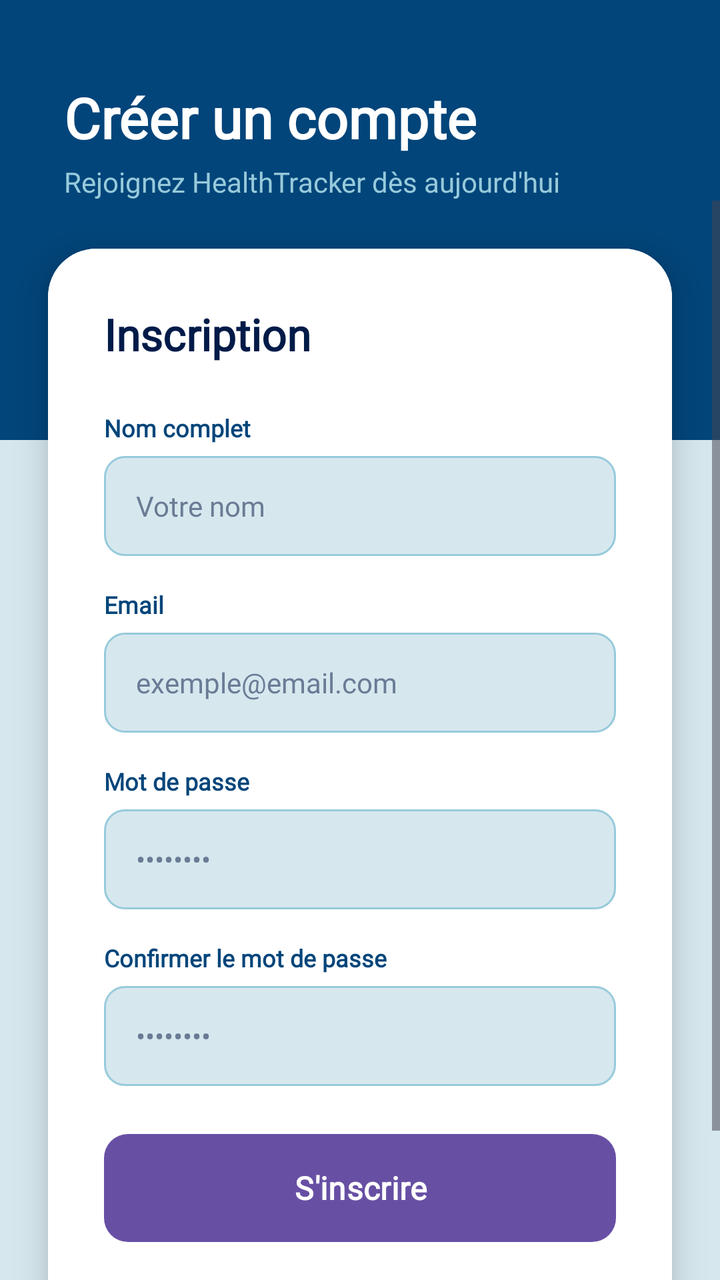
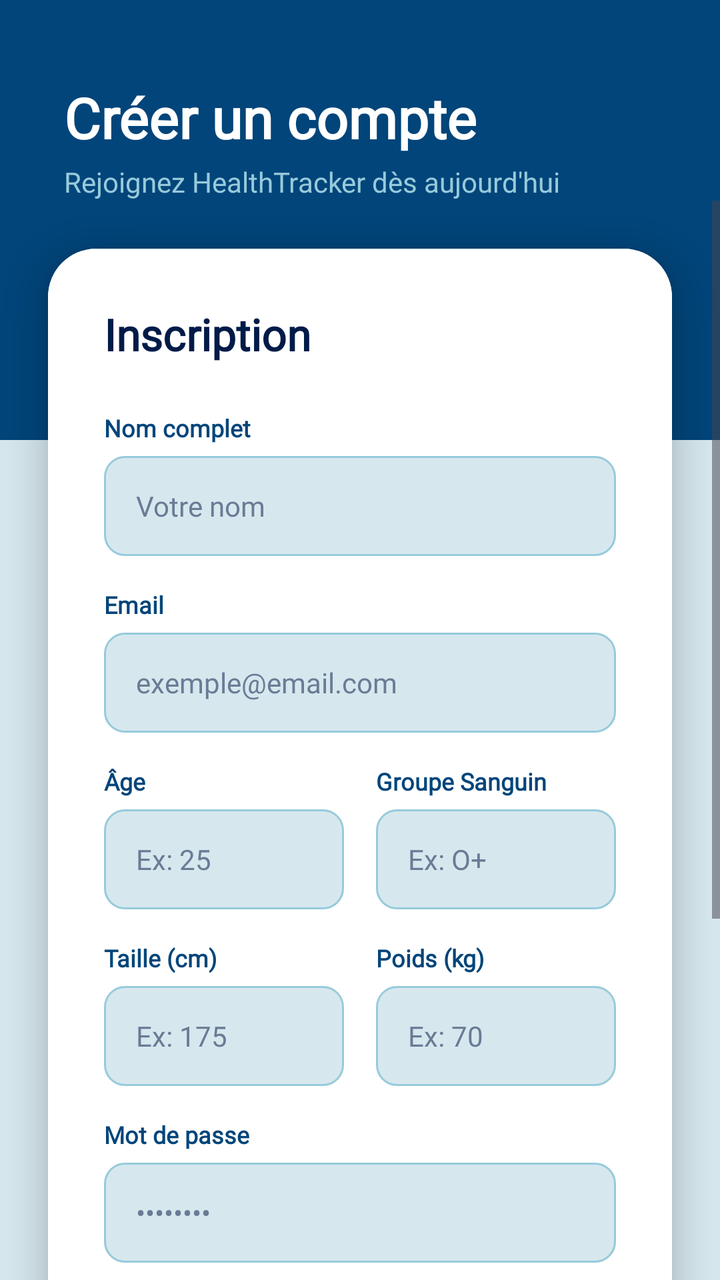

Two renders of the same Android screen: before a commit and after it. Below are the layout's source before the change and the commit's diff.
<!-- AndroidManifest.xml: application theme Theme.Se77a -->
<!-- res/layout/activity_register.xml -->
<?xml version="1.0" encoding="utf-8"?>
<androidx.constraintlayout.widget.ConstraintLayout xmlns:android="http://schemas.android.com/apk/res/android"
    xmlns:app="http://schemas.android.com/apk/res-auto"
    android:layout_width="match_parent"
    android:layout_height="match_parent"
    android:background="@color/blue_light_2">

    
    <View
        android:id="@+id/viewHeader"
        android:layout_width="match_parent"
        android:layout_height="220dp"
        android:background="@color/blue_dark_2"
        app:layout_constraintTop_toTopOf="parent" />

    <LinearLayout
        android:id="@+id/llHeader"
        android:layout_width="match_parent"
        android:layout_height="wrap_content"
        android:orientation="vertical"
        android:paddingTop="40dp"
        android:paddingStart="32dp"
        app:layout_constraintTop_toTopOf="parent">

        <TextView
            android:layout_width="wrap_content"
            android:layout_height="wrap_content"
            android:text="Créer un compte"
            android:textSize="28sp"
            android:textStyle="bold"
            android:fontFamily="@font/nunito_bold"
            android:textColor="@color/white"/>

        <TextView
            android:layout_width="wrap_content"
            android:layout_height="wrap_content"
            android:text="Rejoignez HealthTracker dès aujourd'hui"
            android:textSize="14sp"
            android:fontFamily="@font/nunito_bold"
            android:textColor="@color/blue_light_1"
            android:layout_marginTop="4dp"/>
    </LinearLayout>

    <ScrollView
        android:layout_width="match_parent"
        android:layout_height="0dp"
        app:layout_constraintTop_toBottomOf="@id/llHeader"
        app:layout_constraintBottom_toBottomOf="parent"
        android:clipToPadding="false"
        android:paddingBottom="24dp">

        <androidx.cardview.widget.CardView
            android:id="@+id/cvRegister"
            android:layout_width="match_parent"
            android:layout_height="wrap_content"
            android:layout_margin="24dp"
            app:cardCornerRadius="24dp"
            app:cardElevation="10dp">

            <LinearLayout
                android:layout_width="match_parent"
                android:layout_height="wrap_content"
                android:orientation="vertical"
                android:padding="28dp"
                android:background="@color/white">

                <TextView
                    android:layout_width="wrap_content"
                    android:layout_height="wrap_content"
                    android:text="Inscription"
                    android:textSize="22sp"
                    android:textStyle="bold"
                    android:fontFamily="@font/nunito_bold"
                    android:textColor="@color/blue_dark_1"
                    android:layout_marginBottom="24dp"/>

                
                <TextView
                    android:layout_width="wrap_content"
                    android:layout_height="wrap_content"
                    android:text="Nom complet"
                    android:textSize="12sp"
                    android:textColor="@color/blue_dark_2"
                    android:textStyle="bold"
                    android:fontFamily="@font/nunito_bold"
                    android:layout_marginBottom="6dp"/>
                <EditText
                    android:id="@+id/etNom"
                    android:layout_width="match_parent"
                    android:layout_height="50dp"
                    android:hint="Votre nom"
                    android:inputType="textPersonName"
                    android:fontFamily="@font/nunito_bold"
                    android:background="@drawable/input_bg"
                    android:paddingStart="16dp"
                    android:paddingEnd="16dp"
                    android:textSize="14sp"
                    android:textColor="@color/blue_dark_1"
                    android:textColorHint="@color/gray_text"
                    android:imeOptions="actionNext"
                    android:layout_marginBottom="16dp"/>

                
                <TextView
                    android:layout_width="wrap_content"
                    android:layout_height="wrap_content"
                    android:text="Email"
                    android:textSize="12sp"
                    android:textColor="@color/blue_dark_2"
                    android:textStyle="bold"
                    android:fontFamily="@font/nunito_bold"
                    android:layout_marginBottom="6dp"/>
                <EditText
                    android:id="@+id/etEmail"
                    android:layout_width="match_parent"
                    android:layout_height="50dp"
                    android:hint="exemple@email.com"
                    android:inputType="textEmailAddress"
                    android:fontFamily="@font/nunito_bold"
                    android:background="@drawable/input_bg"
                    android:paddingStart="16dp"
                    android:paddingEnd="16dp"
                    android:textSize="14sp"
                    android:textColor="@color/blue_dark_1"
                    android:textColorHint="@color/gray_text"
                    android:imeOptions="actionNext"
                    android:layout_marginBottom="16dp"/>

                
                <TextView
                    android:layout_width="wrap_content"
                    android:layout_height="wrap_content"
                    android:text="Mot de passe"
                    android:textSize="12sp"
                    android:textColor="@color/blue_dark_2"
                    android:textStyle="bold"
                    android:fontFamily="@font/nunito_bold"
                    android:layout_marginBottom="6dp"/>
                <EditText
                    android:id="@+id/etPassword"
                    android:layout_width="match_parent"
                    android:layout_height="50dp"
                    android:hint="••••••••"
                    android:inputType="textPassword"
                    android:fontFamily="@font/nunito_bold"
                    android:background="@drawable/input_bg"
                    android:paddingStart="16dp"
                    android:paddingEnd="16dp"
                    android:textSize="14sp"
                    android:textColor="@color/blue_dark_1"
                    android:textColorHint="@color/gray_text"
                    android:imeOptions="actionNext"
                    android:layout_marginBottom="16dp"/>

                
                <TextView
                    android:layout_width="wrap_content"
                    android:layout_height="wrap_content"
                    android:text="Confirmer le mot de passe"
                    android:textSize="12sp"
                    android:textColor="@color/blue_dark_2"
                    android:textStyle="bold"
                    android:fontFamily="@font/nunito_bold"
                    android:layout_marginBottom="6dp"/>
                <EditText
                    android:id="@+id/etConfirmPassword"
                    android:layout_width="match_parent"
                    android:layout_height="50dp"
                    android:hint="••••••••"
                    android:inputType="textPassword"
                    android:fontFamily="@font/nunito_bold"
                    android:background="@drawable/input_bg"
                    android:paddingStart="16dp"
                    android:paddingEnd="16dp"
                    android:textSize="14sp"
                    android:textColor="@color/blue_dark_1"
                    android:textColorHint="@color/gray_text"
                    android:imeOptions="actionDone"
                    android:layout_marginBottom="24dp"/>

                <Button
                    android:id="@+id/btnRegister"
                    android:layout_width="match_parent"
                    android:layout_height="54dp"
                    android:text="S'inscrire"
                    android:textColor="@color/white"
                    android:textStyle="bold"
                    android:fontFamily="@font/nunito_bold"
                    android:background="@drawable/btn_primary"
                    android:textAllCaps="false"
                    android:textSize="16sp"
                    android:layout_marginBottom="16dp"/>

                <TextView
                    android:id="@+id/tvGoLogin"
                    android:layout_width="wrap_content"
                    android:layout_height="wrap_content"
                    android:text="Déjà un compte ? Se connecter"
                    android:fontFamily="@font/nunito_bold"
                    android:textColor="@color/blue_medium"
                    android:textSize="13sp"
                    android:layout_gravity="center"
                    android:padding="8dp"/>

            </LinearLayout>
        </androidx.cardview.widget.CardView>
    </ScrollView>

</androidx.constraintlayout.widget.ConstraintLayout>
<!-- resources referenced by this layout -->
<resources>
  <color name="blue_dark_1">#001B48</color>
  <color name="blue_dark_2">#02457A</color>
  <color name="blue_light_1">#97CADB</color>
  <color name="blue_light_2">#D6E8EE</color>
  <color name="blue_medium">#018ABE</color>
  <color name="gray_text">#6A7B95</color>
  <color name="white">#FFFFFFFF</color>
  <!-- drawable btn_primary (drawable) -->
  <?xml version="1.0" encoding="utf-8"?>
  <shape xmlns:android="http://schemas.android.com/apk/res/android">
      <solid android:color="@color/blue_medium"/>
      <corners android:radius="12dp"/>
  </shape>
  <!-- drawable input_bg (drawable) -->
  <?xml version="1.0" encoding="utf-8"?>
  <shape xmlns:android="http://schemas.android.com/apk/res/android">
      <solid android:color="@color/blue_light_2"/>
      <stroke android:width="1dp" android:color="@color/blue_light_1"/>
      <corners android:radius="10dp"/>
  </shape>
  <style name="Theme.Se77a" parent="Base.Theme.Se77a" />
  <style name="Base.Theme.Se77a" parent="Theme.Material3.DayNight.NoActionBar">
          
          
      </style>
</resources>

<!-- the commit's change to res/layout/activity_register.xml (unified diff, before → after) -->
@@ -5,7 +5,6 @@
     android:layout_height="match_parent"
     android:background="@color/blue_light_2">
 
-    
     <View
         android:id="@+id/viewHeader"
         android:layout_width="match_parent"
@@ -74,7 +73,6 @@
                     android:textColor="@color/blue_dark_1"
                     android:layout_marginBottom="24dp"/>
 
-                
                 <TextView
                     android:layout_width="wrap_content"
                     android:layout_height="wrap_content"
@@ -100,7 +98,6 @@
                     android:imeOptions="actionNext"
                     android:layout_marginBottom="16dp"/>
 
-                
                 <TextView
                     android:layout_width="wrap_content"
                     android:layout_height="wrap_content"
@@ -126,7 +123,150 @@
                     android:imeOptions="actionNext"
                     android:layout_marginBottom="16dp"/>
 
-                
+                <LinearLayout
+                    android:layout_width="match_parent"
+                    android:layout_height="wrap_content"
+                    android:orientation="horizontal"
+                    android:baselineAligned="false"
+                    android:layout_marginBottom="16dp">
+
+                    <LinearLayout
+                        android:layout_width="0dp"
+                        android:layout_height="wrap_content"
+                        android:layout_weight="1"
+                        android:orientation="vertical"
+                        android:layout_marginEnd="8dp">
+
+                        <TextView
+                            android:layout_width="wrap_content"
+                            android:layout_height="wrap_content"
+                            android:text="Âge"
+                            android:textSize="12sp"
+                            android:textColor="@color/blue_dark_2"
+                            android:textStyle="bold"
+                            android:fontFamily="@font/nunito_bold"
+                            android:layout_marginBottom="6dp"/>
+                        <EditText
+                            android:id="@+id/etAge"
+                            android:layout_width="match_parent"
+                            android:layout_height="50dp"
+                            android:hint="Ex: 25"
+                            android:inputType="number"
+                            android:fontFamily="@font/nunito_bold"
+                            android:background="@drawable/input_bg"
+                            android:paddingStart="16dp"
+                            android:paddingEnd="16dp"
+                            android:textSize="14sp"
+                            android:textColor="@color/blue_dark_1"
+                            android:textColorHint="@color/gray_text"
+                            android:imeOptions="actionNext"/>
+                    </LinearLayout>
+
+                    <LinearLayout
+                        android:layout_width="0dp"
+                        android:layout_height="wrap_content"
+                        android:layout_weight="1"
+                        android:orientation="vertical"
+                        android:layout_marginStart="8dp">
+
+                        <TextView
+                            android:layout_width="wrap_content"
+                            android:layout_height="wrap_content"
+                            android:text="Groupe Sanguin"
+                            android:textSize="12sp"
+                            android:textColor="@color/blue_dark_2"
+                            android:textStyle="bold"
+                            android:fontFamily="@font/nunito_bold"
+                            android:layout_marginBottom="6dp"/>
+                        <EditText
+                            android:id="@+id/etGroupeSanguin"
+                            android:layout_width="match_parent"
+                            android:layout_height="50dp"
+                            android:hint="Ex: O+"
+                            android:inputType="textCapCharacters"
+                            android:fontFamily="@font/nunito_bold"
+                            android:background="@drawable/input_bg"
+                            android:paddingStart="16dp"
+                            android:paddingEnd="16dp"
+                            android:textSize="14sp"
+                            android:textColor="@color/blue_dark_1"
+                            android:textColorHint="@color/gray_text"
+                            android:imeOptions="actionNext"/>
+                    </LinearLayout>
+                </LinearLayout>
+
+                <LinearLayout
+                    android:layout_width="match_parent"
+                    android:layout_height="wrap_content"
+                    android:orientation="horizontal"
+                    android:baselineAligned="false"
+                    android:layout_marginBottom="16dp">
+
+                    <LinearLayout
+                        android:layout_width="0dp"
+                        android:layout_height="wrap_content"
+                        android:layout_weight="1"
+                        android:orientation="vertical"
+                        android:layout_marginEnd="8dp">
+
+                        <TextView
+                            android:layout_width="wrap_content"
+                            android:layout_height="wrap_content"
+                            android:text="Taille (cm)"
+                            android:textSize="12sp"
+                            android:textColor="@color/blue_dark_2"
+                            android:textStyle="bold"
+                            android:fontFamily="@font/nunito_bold"
+                            android:layout_marginBottom="6dp"/>
+                        <EditText
+                            android:id="@+id/etTaille"
+                            android:layout_width="match_parent"
+                            android:layout_height="50dp"
+                            android:hint="Ex: 175"
+                            android:inputType="number"
+                            android:fontFamily="@font/nunito_bold"
+                            android:background="@drawable/input_bg"
+                            android:paddingStart="16dp"
+                            android:paddingEnd="16dp"
+                            android:textSize="14sp"
+                            android:textColor="@color/blue_dark_1"
+                            android:textColorHint="@color/gray_text"
+                            android:imeOptions="actionNext"/>
+                    </LinearLayout>
+
+                    <LinearLayout
+                        android:layout_width="0dp"
+                        android:layout_height="wrap_content"
+                        android:layout_weight="1"
+                        android:orientation="vertical"
+                        android:layout_marginStart="8dp">
+
+                        <TextView
+                            android:layout_width="wrap_content"
+                            android:layout_height="wrap_content"
+                            android:text="Poids (kg)"
+                            android:textSize="12sp"
+                            android:textColor="@color/blue_dark_2"
+                            android:textStyle="bold"
+                            android:fontFamily="@font/nunito_bold"
+                            android:layout_marginBottom="6dp"/>
+                        <EditText
+                            android:id="@+id/etPoids"
+                            android:layout_width="match_parent"
+                            android:layout_height="50dp"
+                            android:hint="Ex: 70"
+                            android:inputType="number"
+                            android:fontFamily="@font/nunito_bold"
+                            android:background="@drawable/input_bg"
+                            android:paddingStart="16dp"
+                            android:paddingEnd="16dp"
+                            android:textSize="14sp"
+                            android:textColor="@color/blue_dark_1"
+                            android:textColorHint="@color/gray_text"
+                            android:imeOptions="actionNext"/>
+                    </LinearLayout>
+                </LinearLayout>
+
                 <TextView
                     android:layout_width="wrap_content"
                     android:layout_height="wrap_content"
@@ -152,7 +292,6 @@
                     android:imeOptions="actionNext"
                     android:layout_marginBottom="16dp"/>
 
-                
                 <TextView
                     android:layout_width="wrap_content"
                     android:layout_height="wrap_content"
